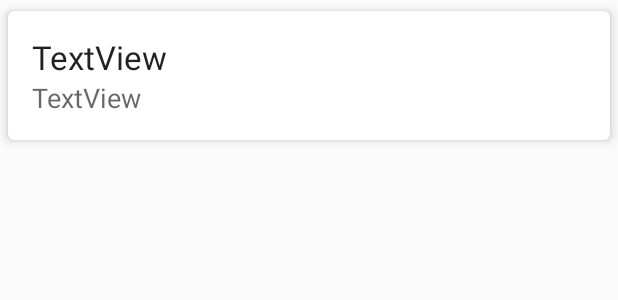
After one commit to SpheleleZondo86/NoteKeeper, an Android app: the layout item_note_list.xml on its own in the app's theme, with its tools: preview values and no code run, on a phone screen of 412 x 824 dp. The commit adds this screen. Shown: the top 300 px of the screen. Run offline under Robolectric (Android 15) with nearby library versions, the phone set to English and light mode, and no system bars.

Commit message:
Add recycler view and menu

```diff
--- a/app/src/main/res/layout/content_note_list.xml
+++ b/app/src/main/res/layout/content_note_list.xml
@@ -8,7 +8,7 @@
     tools:context=".NoteListActivity"
     tools:showIn="@layout/activity_note_list">
 
-    <ListView
+    <android.support.v7.widget.RecyclerView
         android:id="@+id/list_notes"
         android:layout_width="0dp"
         android:layout_height="0dp"
@@ -21,5 +21,6 @@
         app:layout_constraintBottom_toBottomOf="parent"
         app:layout_constraintEnd_toEndOf="parent"
         app:layout_constraintStart_toStartOf="parent"
-        app:layout_constraintTop_toTopOf="parent" />
+        app:layout_constraintTop_toTopOf="parent"
+        tools:listitem="@layout/item_note_list" />
 </android.support.constraint.ConstraintLayout>
--- /dev/null
+++ b/app/src/main/res/layout/item_note_list.xml
@@ -0,0 +1,46 @@
+<?xml version="1.0" encoding="utf-8"?>
+<FrameLayout xmlns:android="http://schemas.android.com/apk/res/android"
+    xmlns:app="http://schemas.android.com/apk/res-auto"
+    xmlns:tools="http://schemas.android.com/tools"
+    android:layout_width="match_parent"
+    android:layout_height="wrap_content">
+
+    <android.support.v7.widget.CardView
+        android:id="@+id/card_view"
+        android:layout_width="match_parent"
+        android:layout_height="wrap_content"
+        app:cardCornerRadius="4dp"
+        app:cardElevation="4dp"
+        app:cardUseCompatPadding="true"
+        app:contentPadding="16dp">
+
+        <android.support.constraint.ConstraintLayout
+            android:layout_width="match_parent"
+            android:layout_height="wrap_content">
+
+            <TextView
+                android:id="@+id/text_course"
+                android:layout_width="0dp"
+                android:layout_height="wrap_content"
+                android:text="TextView"
+                android:textAppearance="@style/TextAppearance.AppCompat.Large"
+                app:layout_constraintBottom_toBottomOf="parent"
+                app:layout_constraintEnd_toEndOf="parent"
+                app:layout_constraintStart_toStartOf="parent"
+                app:layout_constraintTop_toTopOf="parent"
+                app:layout_constraintVertical_bias="0.0" />
+
+            <TextView
+                android:id="@+id/text_title"
+                android:layout_width="0dp"
+                android:layout_height="wrap_content"
+                android:text="TextView"
+                android:textAppearance="@style/TextAppearance.AppCompat.Medium"
+                app:layout_constraintBottom_toBottomOf="parent"
+                app:layout_constraintEnd_toEndOf="parent"
+                app:layout_constraintStart_toStartOf="parent"
+                app:layout_constraintTop_toBottomOf="@+id/text_course"
+                app:layout_constraintVertical_bias="0.0" />
+        </android.support.constraint.ConstraintLayout>
+    </android.support.v7.widget.CardView>
+</FrameLayout>
--- a/app/src/main/res/values/strings.xml
+++ b/app/src/main/res/values/strings.xml
@@ -6,4 +6,5 @@
     <string name="title_activity_note">Edit Note</string>
     <string name="send_as_email">Send as email</string>
     <string name="cancel">Cancel</string>
+    <string name="next">Next</string>
 </resources>
```
Also changed, not shown: app/src/main/java/com/example/notekeeper/NoteActivity.java (+39 -17 lines), app/src/main/java/com/example/notekeeper/NoteListActivity.java (+11 -14 lines), app/src/main/java/com/example/notekeeper/NoteRecyclerAdapter.java (added, +65 -0 lines), app/src/main/res/menu/menu_main.xml (+12 -3 lines).
